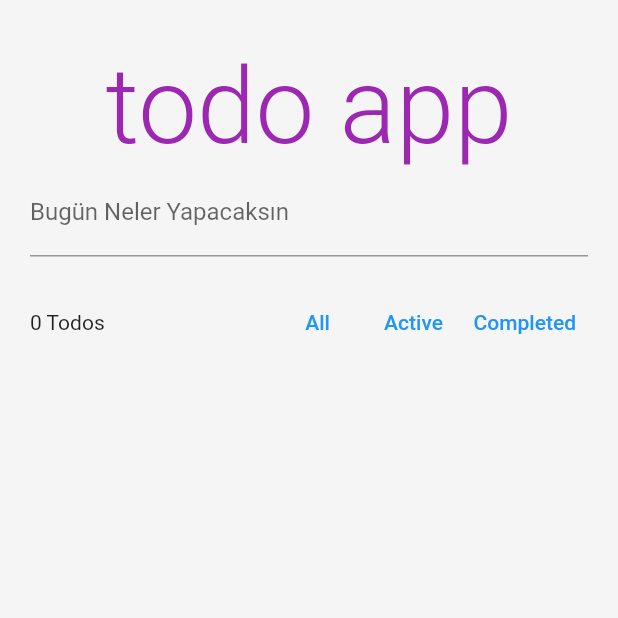
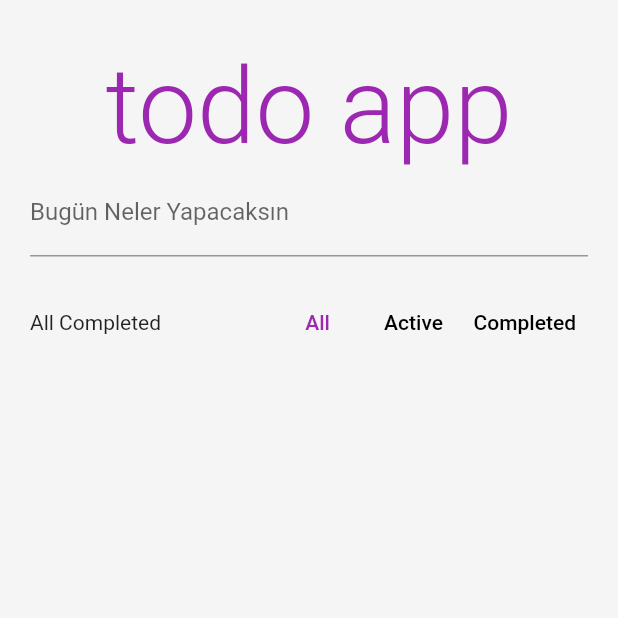
Before and after one commit to gczmurat/flutter_riverpod_todo_app, a Flutter app: the screen it shows after launch, on a phone screen of 412 x 824 dp, the top half of it. Run offline on Flutter 3.47's test engine with Material 2 defaults, Android fonts, the phone set to English and light mode, and no system bars; our stand-ins replace flutter_riverpod.

Commit message:
add to list

```diff
--- a/flutter_todo_app/lib/pages/todo_app.dart
+++ b/flutter_todo_app/lib/pages/todo_app.dart
@@ -10,7 +10,7 @@ class TodoApp extends ConsumerWidget {
   final newTodoController = TextEditingController();
   @override
   Widget build(BuildContext context, WidgetRef ref) {
-    var allTodos = ref.watch(todoListProvider);
+    var allTodos = ref.watch(filteredTodoList);
     return Scaffold(
       backgroundColor: Colors.grey.shade100,
       body: ListView(
@@ -28,7 +28,7 @@ class TodoApp extends ConsumerWidget {
           const SizedBox(
             height: 20,
           ),
-          const ToolBarWidget(),
+            ToolBarWidget(),
           for (var i = 0; i < allTodos.length; i++)
             Dismissible(
                 key: ValueKey(allTodos[i].id),
--- a/flutter_todo_app/lib/providers/all_providers.dart
+++ b/flutter_todo_app/lib/providers/all_providers.dart
@@ -2,6 +2,25 @@ import 'package:flutter_riverpod/flutter_riverpod.dart';
 import 'package:flutter_todo_app/models/todo_model.dart';
 import 'package:flutter_todo_app/providers/todo_list_manager.dart';
 
-final todoListProvider = StateNotifierProvider<TodoListManager, List<TodoModel>>((ref) {
+final todoListProvider =
+    StateNotifierProvider<TodoListManager, List<TodoModel>>((ref) {
   return TodoListManager([]);
 });
+
+enum TodoListFilter { all, active, completed }
+
+final todoListFilter =
+    StateProvider<TodoListFilter>((ref) => TodoListFilter.all);
+
+final filteredTodoList = Provider<List<TodoModel>>((ref) {
+  final filter = ref.watch(todoListFilter);
+  final todoList = ref.watch(todoListProvider);
+  switch(filter){
+    case TodoListFilter.all:
+    return todoList;
+    case TodoListFilter.completed:
+    return todoList.where((element) => element.completed).toList();
+    case TodoListFilter.active:
+    return todoList.where((element) => !element.completed).toList();
+  }
+});
--- a/flutter_todo_app/lib/providers/todo_list_manager.dart
+++ b/flutter_todo_app/lib/providers/todo_list_manager.dart
@@ -41,4 +41,8 @@ class TodoListManager extends StateNotifier<List<TodoModel>> {
   void remove(TodoModel silinecekTodo){
     state = state.where((element) => element.id != silinecekTodo.id).toList();
   }
+
+  int unCompletedCount(){
+    return state.where((element) => !element.completed).length;
+  }
 }
--- a/flutter_todo_app/lib/widgets/toolbar_widget.dart
+++ b/flutter_todo_app/lib/widgets/toolbar_widget.dart
@@ -3,32 +3,58 @@ import 'package:flutter_riverpod/flutter_riverpod.dart';
 import 'package:flutter_todo_app/providers/all_providers.dart';
 
 class ToolBarWidget extends ConsumerWidget {
-  const ToolBarWidget({super.key,});
+    ToolBarWidget({
+    super.key,
+  });
+
+  var _filter = TodoListFilter.all;
+
+  Color changeTextColor(TodoListFilter filt){
+    return _filter == filt ? Colors.purple : Colors.black;
+  }
 
   @override
   Widget build(BuildContext context, WidgetRef ref) {
+    int unCompletedTodoCount = ref
+        .watch(todoListProvider)
+        .where((element) => !element.completed)
+        .length;
+      _filter = ref.watch(todoListFilter);
     return Row(
       mainAxisAlignment: MainAxisAlignment.spaceBetween,
       children: [
-        Expanded(child: Text("${ref.watch(todoListProvider).length.toString()} Todos")),
+        Expanded(
+            child: Text(unCompletedTodoCount == 0? "All Completed" :
+          "${unCompletedTodoCount.toString()} Uncompleted Todos",
+          overflow: TextOverflow.ellipsis,
+        )),
         Tooltip(
           message: "All Todos",
           child: TextButton(
-            onPressed: () {},
+            style: TextButton.styleFrom(primary: changeTextColor(TodoListFilter.all)),
+            onPressed: () {
+              ref.read(todoListFilter.notifier).state = TodoListFilter.all;
+            },
             child: const Text("All"),
           ),
         ),
         Tooltip(
           message: "Only Uncompleted Todos",
           child: TextButton(
-            onPressed: () {},
+            style: TextButton.styleFrom(primary: changeTextColor(TodoListFilter.active)),
+            onPressed: () {
+              ref.read(todoListFilter.notifier).state = TodoListFilter.active;
+            },
             child: const Text("Active"),
           ),
         ),
         Tooltip(
           message: "Only Completed Todos",
           child: TextButton(
-            onPressed: () {},
+          style: TextButton.styleFrom(primary: changeTextColor(TodoListFilter.completed)),
+            onPressed: () {
+              ref.read(todoListFilter.notifier).state = TodoListFilter.completed;
+            },
             child: const Text("Completed"),
           ),
         ),
```
Also changed, not shown: flutter_todo_app/lib/widgets/todo_list_item_widget.dart (+60 -9 lines).
